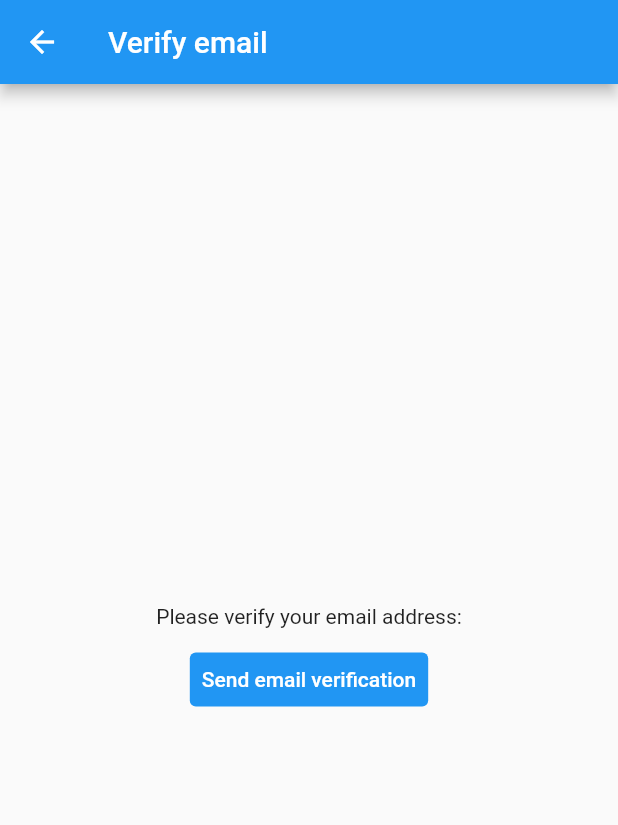
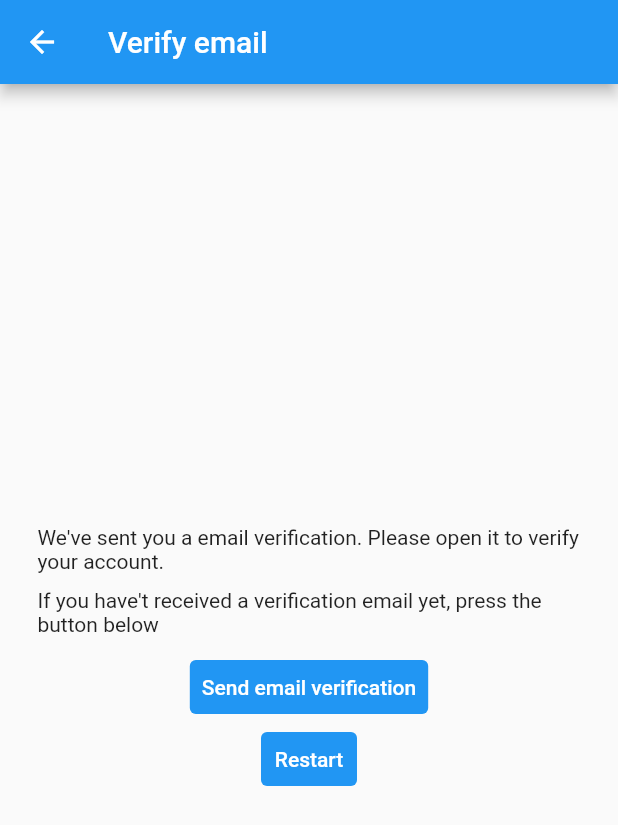
Before and after one commit to This-Is-Prince/learning-flutter, a Flutter app: the VerifyEmailView screen opened directly, on a phone screen of 412 x 824 dp. Shown: the top 825 px of the screen. Run offline on Flutter 3.47's test engine with Material 2 defaults, Android fonts, the phone set to English and light mode, and no system bars; our stand-ins replace firebase_auth, firebase_core; accounts and stored records are empty.

Commit message:
feat: verify route added

```diff
--- a/flutter_course_freecodecamp/mynotes/lib/main.dart
+++ b/flutter_course_freecodecamp/mynotes/lib/main.dart
@@ -28,6 +28,7 @@ class MyApp extends StatelessWidget {
         Routes.login.toString(): (context) => const LoginView(),
         Routes.register.toString(): (context) => const RegisterView(),
         Routes.notes.toString(): (context) => const NotesView(),
+        Routes.verifyEmail.toString(): (context) => const VerifyEmailView(),
       },
     );
   }
--- a/flutter_course_freecodecamp/mynotes/lib/utils/routes.dart
+++ b/flutter_course_freecodecamp/mynotes/lib/utils/routes.dart
@@ -1,6 +1,7 @@
 enum Routes {
   login('/login/'),
   register('/register/'),
+  verifyEmail('/verify-email/'),
   notes('/notes/');
 
   const Routes(this.value);
--- a/flutter_course_freecodecamp/mynotes/lib/views/verify_email_view.dart
+++ b/flutter_course_freecodecamp/mynotes/lib/views/verify_email_view.dart
@@ -1,5 +1,6 @@
 import 'package:firebase_auth/firebase_auth.dart';
 import 'package:flutter/material.dart';
+import 'package:mynotes/utils/routes.dart';
 
 class VerifyEmailView extends StatefulWidget {
   const VerifyEmailView({Key? key}) : super(key: key);
@@ -9,6 +10,13 @@ class VerifyEmailView extends StatefulWidget {
 }
 
 class _VerifyEmailViewState extends State<VerifyEmailView> {
+  void goToRegister() {
+    Navigator.of(context).pushNamedAndRemoveUntil(
+      Routes.register.toString(),
+      (route) => false,
+    );
+  }
+
   @override
   Widget build(BuildContext context) {
     return Scaffold(
@@ -20,8 +28,17 @@ class _VerifyEmailViewState extends State<VerifyEmailView> {
         children: [
           Container(
             alignment: Alignment.center,
+            padding: const EdgeInsets.symmetric(horizontal: 25),
             margin: const EdgeInsets.only(bottom: 10),
-            child: const Text("Please verify your email address:"),
+            child: const Text(
+                "We've sent you a email verification. Please open it to verify your account."),
+          ),
+          Container(
+            alignment: Alignment.center,
+            padding: const EdgeInsets.symmetric(horizontal: 25),
+            margin: const EdgeInsets.only(bottom: 10),
+            child: const Text(
+                "If you have't received a verification email yet, press the button below"),
           ),
           Container(
             alignment: Alignment.center,
@@ -37,6 +54,20 @@ class _VerifyEmailViewState extends State<VerifyEmailView> {
               child: const Text("Send email verification"),
             ),
           ),
+          Container(
+            alignment: Alignment.center,
+            child: TextButton(
+              style: TextButton.styleFrom(
+                primary: Colors.white,
+                backgroundColor: Colors.blue,
+              ),
+              onPressed: () async {
+                await FirebaseAuth.instance.signOut();
+                goToRegister();
+              },
+              child: const Text("Restart"),
+            ),
+          ),
         ],
       ),
     );
```
Also changed, not shown: flutter_course_freecodecamp/mynotes/lib/views/register_view.dart (+36 -8 lines).
